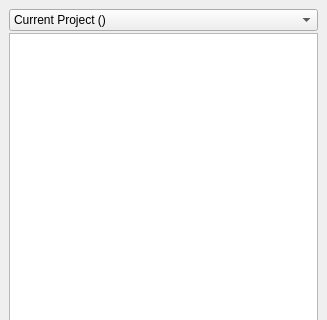
Above: projectexplorer.ui from Tpimp/AIDE before the change; both pictures show x 0 to 327 and y 0 to 320 of the 327 by 709 pixel window. Below: the same form after it.
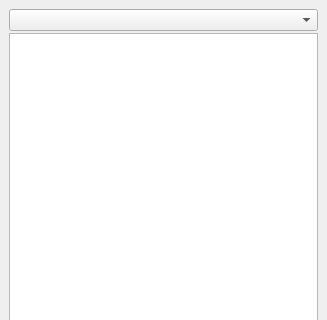
That is the form after the change.

Commit message: Added second page new file dialog, save project and more...

```diff
--- a/projectexplorer.ui
+++ b/projectexplorer.ui
@@ -24,13 +24,7 @@
        <number>2</number>
       </property>
       <item>
-       <widget class="QComboBox" name="ProjectSelector">
-        <item>
-         <property name="text">
-          <string>Current Project ()</string>
-         </property>
-        </item>
-       </widget>
+       <widget class="QComboBox" name="ProjectSelector"/>
       </item>
       <item>
        <widget class="QTreeWidget" name="TreeWidget">
```
The commit also changes 24 other files.
